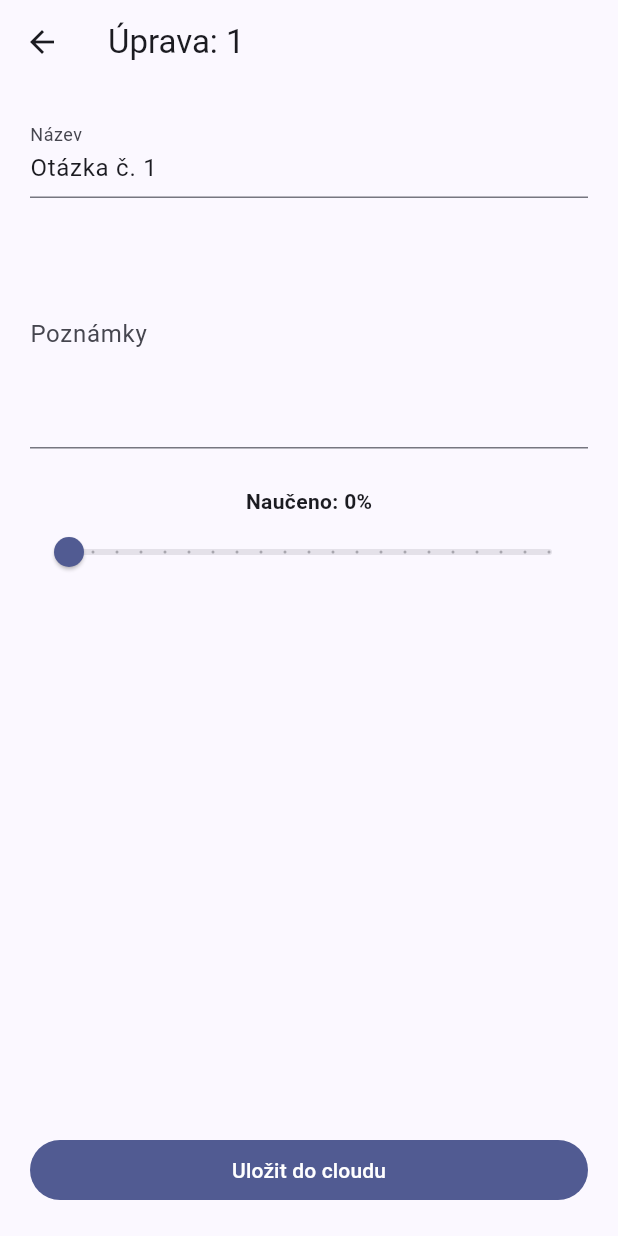
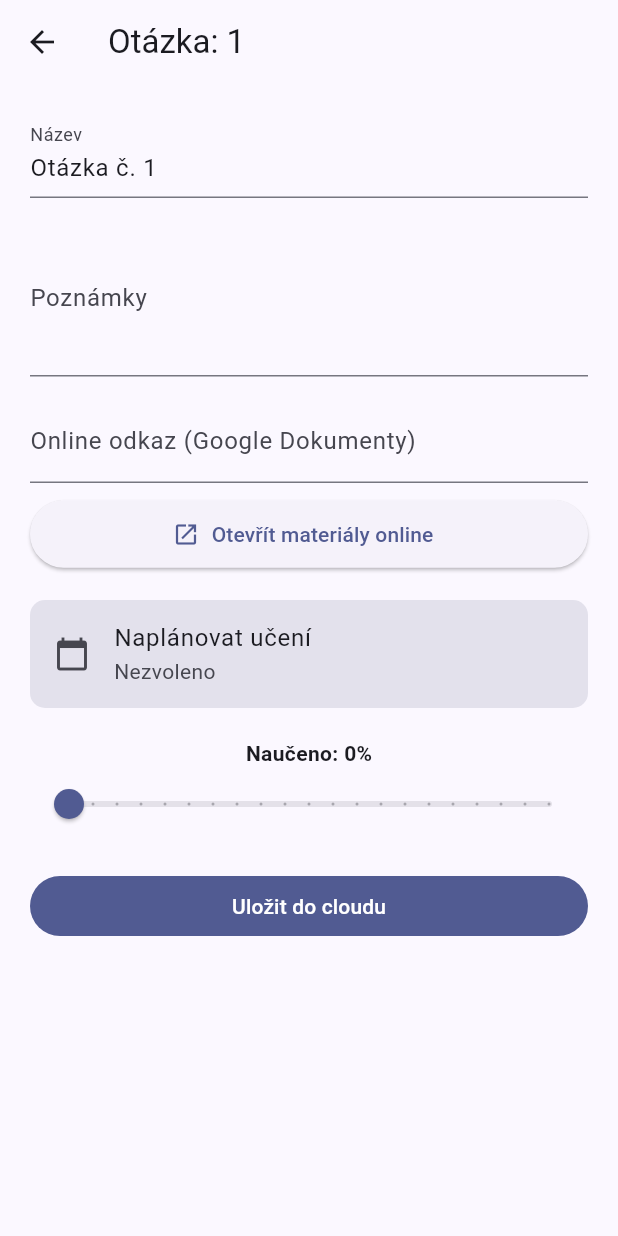
Before and after one commit to JurikF/maturitni_pomocnik, a Flutter app: the SeznamOtazekObrazovka screen opened directly with empty values, after a tap on an icon or button, on a phone screen of 412 x 824 dp. Run offline on Flutter 3.47's test engine with Material 3 defaults, Android fonts, the light colour scheme and no system bars; our stand-ins replace cloud_firestore, firebase_core; accounts and stored records are empty.

Commit message:
funkční kód

```diff
--- a/lib/main.dart
+++ b/lib/main.dart
@@ -2,6 +2,7 @@ import 'dart:async';
 import 'package:flutter/material.dart';
 import 'package:firebase_core/firebase_core.dart';
 import 'package:cloud_firestore/cloud_firestore.dart';
+import 'package:url_launcher/url_launcher.dart'; // NOVÝ IMPORT
 
 void main() async {
   WidgetsFlutterBinding.ensureInitialized();
@@ -29,7 +30,9 @@ class Otazka {
   String popis;
   int progres;
   String predmet;
-  DateTime? posledniUprava; // NOVÉ POLE
+  DateTime? posledniUprava;
+  DateTime? naplanovanoNa;
+  String odkaz; // NOVÉ POLE
 
   Otazka({
     required this.id,
@@ -39,6 +42,8 @@ class Otazka {
     this.progres = 0,
     required this.predmet,
     this.posledniUprava,
+    this.naplanovanoNa,
+    this.odkaz = '', // VÝCHOZÍ HODNOTA
   });
 
   factory Otazka.fromFirestore(DocumentSnapshot doc) {
@@ -50,7 +55,9 @@ class Otazka {
       popis: data['popis'] ?? '',
       progres: data['progres'] ?? 0,
       predmet: data['predmet'] ?? '',
-      posledniUprava: (data['lastUpdate'] as Timestamp?)?.toDate(), // PŘEVOD Z FIREBASE
+      posledniUprava: (data['lastUpdate'] as Timestamp?)?.toDate(),
+      naplanovanoNa: (data['planDate'] as Timestamp?)?.toDate(),
+      odkaz: data['odkaz'] ?? '', // NAČTENÍ Z FIREBASE
     );
   }
 }
@@ -176,6 +183,17 @@ class _MenuObrazovkaState extends State<MenuObrazovka> {
                   ),
                 ),
               ),
+              const SizedBox(height: 20),
+              ElevatedButton.icon(
+                style: ElevatedButton.styleFrom(
+                  minimumSize: const Size(double.infinity, 50),
+                  backgroundColor: Colors.amber.shade700,
+                  foregroundColor: Colors.white,
+                ),
+                onPressed: () => Navigator.push(context, MaterialPageRoute(builder: (context) => const KalendarObrazovka())),
+                icon: const Icon(Icons.calendar_month),
+                label: const Text("Můj studijní plán", style: TextStyle(fontSize: 16)),
+              ),
               const SizedBox(height: 30),
               const Text("Předměty:", style: TextStyle(fontSize: 20, fontWeight: FontWeight.bold)),
               const SizedBox(height: 15),
@@ -205,71 +223,117 @@ class _MenuObrazovkaState extends State<MenuObrazovka> {
   }
 }
 
-// --- SEZNAM OTÁZEK ---
+// --- KALENDÁŘ OBRAZOVKA ---
+class KalendarObrazovka extends StatefulWidget {
+  const KalendarObrazovka({super.key});
+
+  @override
+  State<KalendarObrazovka> createState() => _KalendarObrazovkaState();
+}
+
+class _KalendarObrazovkaState extends State<KalendarObrazovka> {
+  DateTime _selectedDay = DateTime.now();
+
+  @override
+  Widget build(BuildContext context) {
+    return Scaffold(
+      appBar: AppBar(title: const Text("Studijní plán")),
+      body: Column(
+        children: [
+          CalendarDatePicker(
+            initialDate: _selectedDay,
+            firstDate: DateTime(2024),
+            lastDate: DateTime(2027),
+            onDateChanged: (date) {
+              setState(() => _selectedDay = date);
+            },
+          ),
+          const Divider(),
+          Expanded(
+            child: StreamBuilder<QuerySnapshot>(
+              stream: FirebaseFirestore.instance.collection('otazky').snapshots(),
+              builder: (context, snapshot) {
+                if (!snapshot.hasData) return const Center(child: CircularProgressIndicator());
+
+                var naplanovaneOtazky = snapshot.data!.docs.map((d) => Otazka.fromFirestore(d)).where((o) {
+                  return o.naplanovanoNa != null &&
+                      o.naplanovanoNa!.day == _selectedDay.day &&
+                      o.naplanovanoNa!.month == _selectedDay.month &&
+                      o.naplanovanoNa!.year == _selectedDay.year;
+                }).toList();
+
+                if (naplanovaneOtazky.isEmpty) {
+                  return const Center(child: Text("Na tento den nemáš nic naplánováno."));
+                }
+
+                return ListView.builder(
+                  itemCount: naplanovaneOtazky.length,
+                  itemBuilder: (context, index) {
+                    final o = naplanovaneOtazky[index];
+                    return ListTile(
+                      leading: Icon(Icons.book, color: Theme.of(context).primaryColor),
+                      title: Text("${o.predmet}: ${o.nazev}"),
+                      subtitle: Text("Progres: ${o.progres}%"),
+                      onTap: () => Navigator.push(context, MaterialPageRoute(builder: (context) => EditorObrazovka(otazka: o))),
+                    );
+                  },
+                );
+              },
+            ),
+          ),
+        ],
+      ),
+    );
+  }
+}
+
+// --- SEZNAM OTÁZEK (OPRAVENÝ) ---
 class SeznamOtazekObrazovka extends StatelessWidget {
   final String predmet;
   const SeznamOtazekObrazovka({super.key, required this.predmet});
 
   @override
   Widget build(BuildContext context) {
+    int max = predmet == 'IT' ? 25 : 20;
     return Scaffold(
-      appBar: AppBar(title: Text('Otázky: $predmet')),
+      appBar: AppBar(title: Text(predmet)),
       body: StreamBuilder<QuerySnapshot>(
-        stream: FirebaseFirestore.instance
-            .collection('otazky')
-            .where('predmet', isEqualTo: predmet)
-            .orderBy('cislo')
-            .snapshots(),
+        stream: FirebaseFirestore.instance.collection('otazky').where('predmet', isEqualTo: predmet).orderBy('cislo').snapshots(),
         builder: (context, snapshot) {
           if (!snapshot.hasData) return const Center(child: CircularProgressIndicator());
           final docs = snapshot.data!.docs;
-
-          return Column(
-            children: [
-              Expanded(
-                child: ListView.builder(
-                  itemCount: 25,
+          return ListView.builder(
+            itemCount: max,
             itemBuilder: (context, index) {
-                    int cislo = index + 1;
-                    Otazka otazka;
-                    var existingDoc = docs.where((d) => d['cislo'] == cislo);
-                    if (existingDoc.isNotEmpty) {
-                      otazka = Otazka.fromFirestore(existingDoc.first);
-                    } else {
-                      otazka = Otazka(id: '$predmet-$cislo', cislo: cislo, nazev: 'Otázka č. $cislo', predmet: predmet);
-                    }
+              int c = index + 1;
+              var d = docs.where((doc) => doc['cislo'] == c);
+              Otazka o = d.isNotEmpty ? Otazka.fromFirestore(d.first) : Otazka(id: '$predmet-$c', cislo: c, nazev: 'Otázka č. $c', predmet: predmet);
 
               return ListTile(
-                      leading: CircleAvatar(child: Text('${otazka.cislo}')),
-                      title: Text(otazka.nazev, style: const TextStyle(fontWeight: FontWeight.bold)),
+                leading: CircleAvatar(child: Text('$c')),
+                title: Row(
+                  children: [
+                    Expanded(child: Text(o.nazev, style: const TextStyle(fontWeight: FontWeight.bold))),
+                    // IKONA ODKAZU SE TEĎ UKÁŽE VEDLE NÁZVU
+                    if (o.odkaz.isNotEmpty)
+                      const Icon(Icons.link, size: 18, color: Colors.blueAccent),
+                  ],
+                ),
                 subtitle: Column(
                   crossAxisAlignment: CrossAxisAlignment.start,
                   children: [
                     const SizedBox(height: 4),
                     LinearProgressIndicator(
-                            value: otazka.progres / 100.0,
-                            color: otazka.progres > 70 ? Colors.green : (otazka.progres > 30 ? Colors.orange : Colors.red),
-                          ),
-                          const SizedBox(height: 4),
-                          Text(
-                            otazka.posledniUprava != null
-                              ? "Naposledy upraveno: ${otazka.posledniUprava!.day}. ${otazka.posledniUprava!.month}. ${otazka.posledniUprava!.year}"
-                              : "Zatím neotevřeno",
-                            style: const TextStyle(fontSize: 11, fontStyle: FontStyle.italic),
+                      value: o.progres / 100,
+                      color: o.progres > 70 ? Colors.green : Colors.orange
                     ),
                   ],
                 ),
-                      trailing: Text('${otazka.progres}%'),
-                      onTap: () => Navigator.push(context, MaterialPageRoute(builder: (context) => EditorObrazovka(otazka: otazka))),
+                // PROCENTA JSOU ZPĚT NA SVÉM MÍSTĚ VPRAVO
+                trailing: Text('${o.progres}%', style: const TextStyle(fontWeight: FontWeight.bold)),
+                onTap: () => Navigator.push(context, MaterialPageRoute(builder: (context) => EditorObrazovka(otazka: o))),
               );
             },
-                ),
-              ),
-              Padding(
-                padding: const EdgeInsets.all(16),
-                child: FilledButton(onPressed: () => Navigator.pop(context), child: const Text("Zpět do menu")),
-              )
-            ],
           );
         },
       ),
@@ -288,31 +352,105 @@ class EditorObrazovka extends StatefulWidget {
 class _EditorObrazovkaState extends State<EditorObrazovka> {
   late TextEditingController _nazevCtrl;
   late TextEditingController _popisCtrl;
+  late TextEditingController _odkazCtrl; // NOVÝ CONTROLLER
   late double _progres;
+  DateTime? _selectedDate;
 
   @override
   void initState() {
     super.initState();
     _nazevCtrl = TextEditingController(text: widget.otazka.nazev);
     _popisCtrl = TextEditingController(text: widget.otazka.popis);
+    _odkazCtrl = TextEditingController(text: widget.otazka.odkaz); // NAČTENÍ ODKAZU
     _progres = widget.otazka.progres.toDouble();
+    _selectedDate = widget.otazka.naplanovanoNa;
+  }
+
+  Future<void> _pickDate() async {
+    DateTime? picked = await showDatePicker(
+      context: context,
+      initialDate: _selectedDate ?? DateTime.now(),
+      firstDate: DateTime.now().subtract(const Duration(days: 365)),
+      lastDate: DateTime(2027),
+    );
+    if (picked != null) {
+      setState(() => _selectedDate = picked);
+    }
+  }
+
+  // FUNKCE NA OTEVŘENÍ ODKAZU
+  // AGRESIVNÍ OTEVÍRÁNÍ ODKAZU (Bez čekání na systém)
+  void _launchOnlineDoc() {
+    final String urlText = _odkazCtrl.text.trim();
+    if (urlText.isEmpty) {
+      ScaffoldMessenger.of(context).showSnackBar(const SnackBar(content: Text("Vlož odkaz!")));
+      return;
+    }
+
+    // Odstraníme zbytečné await a zkusíme přímé volání
+    try {
+      String finalUrl = urlText;
+      if (!finalUrl.startsWith('http')) {
+        finalUrl = 'https://$finalUrl';
+      }
+
+      final Uri url = Uri.parse(finalUrl);
+
+      // Tady je ta změna: Použijeme LaunchMode.externalNonBrowserApplication
+      // nebo prostě vynecháme složité ověřování
+      launchUrl(
+        url,
+        mode: LaunchMode.externalApplication,
+      );
+
+      // Okamžitá zpětná vazba uživateli, aby věděl, že se něco děje
+      ScaffoldMessenger.of(context).showSnackBar(
+        const SnackBar(content: Text("Otevírám prohlížeč..."), duration: Duration(seconds: 1)),
+      );
+    } catch (e) {
+      // Pokud i tohle selže, vypíšeme chybu do konzole místo zamrznutí UI
+      print("Chyba při otevírání: $e");
+    }
   }
 
   @override
   Widget build(BuildContext context) {
     return Scaffold(
-      appBar: AppBar(title: Text('Úprava: ${widget.otazka.cislo}')),
-      body: Padding(
+      appBar: AppBar(title: Text('Otázka: ${widget.otazka.cislo}')),
+      body: SingleChildScrollView(
         padding: const EdgeInsets.all(20.0),
         child: Column(
           children: [
             TextField(controller: _nazevCtrl, decoration: const InputDecoration(labelText: "Název")),
             const SizedBox(height: 15),
-            TextField(controller: _popisCtrl, decoration: const InputDecoration(labelText: "Poznámky"), maxLines: 5),
-            const SizedBox(height: 25),
+            TextField(controller: _popisCtrl, decoration: const InputDecoration(labelText: "Poznámky"), maxLines: 3),
+            const SizedBox(height: 15),
+            // POLE PRO ODKAZ
+            TextField(
+              controller: _odkazCtrl,
+              decoration: const InputDecoration(labelText: "Online odkaz (Google Dokumenty)", hintText: "https://docs.google.com/...")
+            ),
+            const SizedBox(height: 10),
+            ElevatedButton.icon(
+              onPressed: _launchOnlineDoc,
+              icon: const Icon(Icons.open_in_new),
+              label: const Text("Otevřít materiály online"),
+              style: ElevatedButton.styleFrom(minimumSize: const Size(double.infinity, 45)),
+            ),
+            const SizedBox(height: 20),
+            ListTile(
+              tileColor: Theme.of(context).colorScheme.surfaceVariant,
+              shape: RoundedRectangleBorder(borderRadius: BorderRadius.circular(10)),
+              leading: const Icon(Icons.calendar_today),
+              title: const Text("Naplánovat učení"),
+              subtitle: Text(_selectedDate == null ? "Nezvoleno" : "${_selectedDate!.day}. ${_selectedDate!.month}. ${_selectedDate!.year}"),
+              onTap: _pickDate,
+              trailing: _selectedDate != null ? IconButton(icon: const Icon(Icons.clear), onPressed: () => setState(() => _selectedDate = null)) : null,
+            ),
+            const SizedBox(height: 20),
             Text("Naučeno: ${_progres.round()}%", style: const TextStyle(fontWeight: FontWeight.bold)),
             Slider(value: _progres, min: 0, max: 100, divisions: 20, onChanged: (v) => setState(() => _progres = v)),
-            const Spacer(),
+            const SizedBox(height: 20),
             SizedBox(
               width: double.infinity,
               child: FilledButton(
@@ -321,9 +459,11 @@ class _EditorObrazovkaState extends State<EditorObrazovka> {
                     'cislo': widget.otazka.cislo,
                     'nazev': _nazevCtrl.text,
                     'popis': _popisCtrl.text,
+                    'odkaz': _odkazCtrl.text, // ULOŽENÍ ODKAZU
                     'progres': _progres.round(),
                     'predmet': widget.otazka.predmet,
-                    'lastUpdate': FieldValue.serverTimestamp(), // TADY SE UKLÁDÁ ČAS
+                    'lastUpdate': FieldValue.serverTimestamp(),
+                    'planDate': _selectedDate,
                   });
                   if (mounted) Navigator.pop(context);
                 },
@@ -358,14 +498,9 @@ class NastaveniObrazovka extends StatelessWidget {
           ),
           const Divider(),
           const ListTile(
-            leading: Icon(Icons.cloud_done_outlined),
-            title: Text("Cloud synchronizace"),
-            trailing: Icon(Icons.check, color: Colors.green),
-          ),
-          const ListTile(
             leading: Icon(Icons.info_outline),
             title: Text("Verze aplikace"),
-            trailing: Text("1.2.0"),
+            trailing: Text("1.4.0"),
           ),
         ],
       ),
--- a/pubspec.yaml
+++ b/pubspec.yaml
@@ -31,11 +31,12 @@ dependencies:
   flutter:
     sdk: flutter
   firebase_core: ^3.11.0
-  cloud_firestore: ^5.6.3
+  cloud_firestore: ^5.6.12
 
   # The following adds the Cupertino Icons font to your application.
   # Use with the CupertinoIcons class for iOS style icons.
   cupertino_icons: ^1.0.8
+  url_launcher: ^6.3.2
 
 dev_dependencies:
   flutter_test:
```
Also changed, not shown: pubspec.lock, 6 other files. Lines whose indentation alone changed are shown as unchanged.
